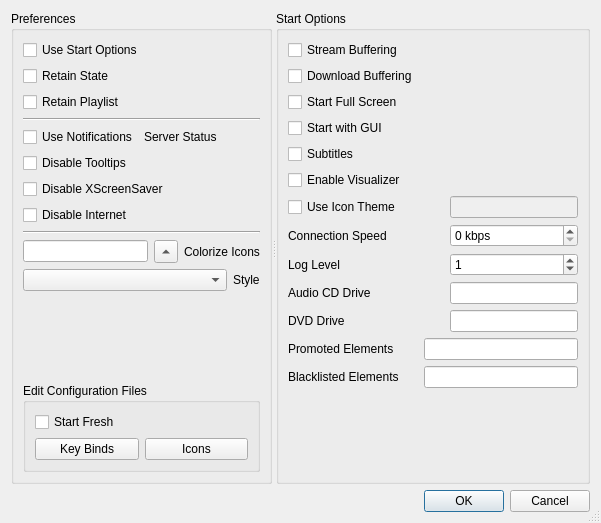
andrew-bibb/mbmp, file code/settings/ui/settings.ui: the form before one commit.
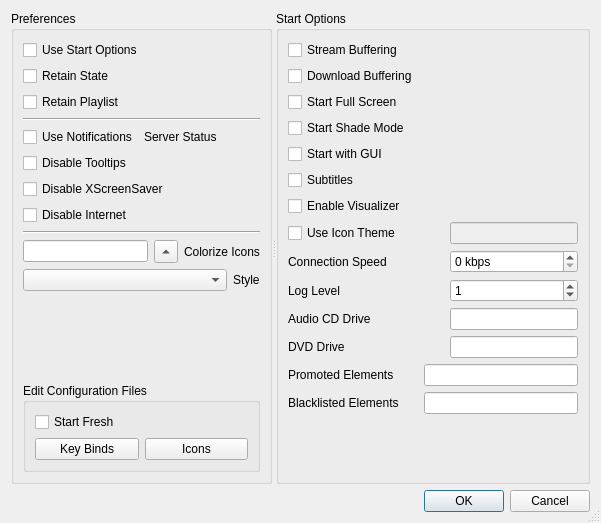
The form after the commit.

```diff
--- a/code/settings/ui/settings.ui
+++ b/code/settings/ui/settings.ui
@@ -280,7 +280,7 @@
          </property>
         </widget>
        </item>
-       <item row="15" column="2">
+       <item row="16" column="2">
         <widget class="QLineEdit" name="lineEdit_audiocd">
          <property name="enabled">
           <bool>true</bool>
@@ -306,7 +306,7 @@
          </property>
         </widget>
        </item>
-       <item row="8" column="2">
+       <item row="9" column="2">
         <widget class="QSpinBox" name="spinBox_connectionspeed">
          <property name="enabled">
           <bool>true</bool>
@@ -325,7 +325,7 @@
          </property>
         </widget>
        </item>
-       <item row="13" column="2">
+       <item row="14" column="2">
         <widget class="QSpinBox" name="spinBox_loglevel">
          <property name="enabled">
           <bool>true</bool>
@@ -341,7 +341,7 @@
          </property>
         </widget>
        </item>
-       <item row="20" column="1">
+       <item row="21" column="1">
         <spacer name="verticalSpacer_2">
          <property name="orientation">
           <enum>Qt::Vertical</enum>
@@ -354,7 +354,7 @@
          </property>
         </spacer>
        </item>
-       <item row="16" column="2">
+       <item row="17" column="2">
         <widget class="QLineEdit" name="lineEdit_dvd">
          <property name="enabled">
           <bool>true</bool>
@@ -367,7 +367,7 @@
          </property>
         </widget>
        </item>
-       <item row="13" column="0">
+       <item row="14" column="0">
         <widget class="QLabel" name="label">
          <property name="whatsThis">
           <string>&lt;html&gt;&lt;head/&gt;&lt;body&gt;&lt;p&gt;Set the log level (0-4) with higher numbers displaying more information.&lt;/p&gt;&lt;p&gt;Default value is log level = 1&lt;/p&gt;&lt;/body&gt;&lt;/html&gt;</string>
@@ -380,7 +380,7 @@
          </property>
         </widget>
        </item>
-       <item row="8" column="0" colspan="2">
+       <item row="9" column="0" colspan="2">
         <widget class="QLabel" name="label_4">
          <property name="whatsThis">
           <string>&lt;html&gt;&lt;head/&gt;&lt;body&gt;&lt;pre style=&quot; margin-top:12px; margin-bottom:12px; margin-left:0px; margin-right:0px; -qt-block-indent:0; text-indent:0px;&quot;&gt;&lt;span style=&quot; font-family:'Courier New,courier';&quot;&gt;Command Line Option: &lt;/span&gt;&lt;span style=&quot; font-family:'Courier New,courier'; font-weight:600;&quot;&gt;-c&lt;/span&gt;&lt;span style=&quot; font-family:'Courier New,courier';&quot;&gt; or &lt;/span&gt;&lt;span style=&quot; font-family:'Courier New,courier'; font-weight:600;&quot;&gt;--connection-speed&lt;/span&gt;&lt;/pre&gt;&lt;p&gt;Connection speed in kbps. Connection speed 0 means &amp;quot;unknown&amp;quot;.&lt;/p&gt;&lt;/body&gt;&lt;/html&gt;</string>
@@ -390,7 +390,7 @@
          </property>
         </widget>
        </item>
-       <item row="15" column="0">
+       <item row="16" column="0">
         <widget class="QLabel" name="label_2">
          <property name="whatsThis">
           <string>&lt;html&gt;&lt;head/&gt;&lt;body&gt;&lt;p&gt;&lt;span style=&quot; font-family:'Courier New,courier';&quot;&gt;Command Line Option: &lt;/span&gt;&lt;span style=&quot; font-family:'Courier New,courier'; font-weight:600;&quot;&gt;-C&lt;/span&gt;&lt;span style=&quot; font-family:'Courier New,courier';&quot;&gt; or &lt;/span&gt;&lt;span style=&quot; font-family:'Courier New,courier'; font-weight:600;&quot;&gt;--CD&lt;/span&gt;&lt;/p&gt;&lt;p&gt;Specify the audio cd drive. For example: &lt;span style=&quot; font-weight:600;&quot;&gt;/dev/sr0&lt;/span&gt;&lt;/p&gt;&lt;/body&gt;&lt;/html&gt;</string>
@@ -403,7 +403,7 @@
          </property>
         </widget>
        </item>
-       <item row="16" column="0">
+       <item row="17" column="0">
         <widget class="QLabel" name="label_3">
          <property name="whatsThis">
           <string>&lt;html&gt;&lt;head/&gt;&lt;body&gt;&lt;p&gt;&lt;span style=&quot; font-family:'Courier New,courier';&quot;&gt;Command Line Option: &lt;/span&gt;&lt;span style=&quot; font-family:'Courier New,courier'; font-weight:600;&quot;&gt;-D&lt;/span&gt;&lt;span style=&quot; font-family:'Courier New,courier';&quot;&gt; or &lt;/span&gt;&lt;span style=&quot; font-family:'Courier New,courier'; font-weight:600;&quot;&gt;--DVD&lt;/span&gt;&lt;/p&gt;&lt;p&gt;Specify the audio cd drive. For example: &lt;span style=&quot; font-weight:600;&quot;&gt;/dev/sr1&lt;/span&gt;&lt;/p&gt;&lt;/body&gt;&lt;/html&gt;</string>
@@ -416,7 +416,7 @@
          </property>
         </widget>
        </item>
-       <item row="19" column="0">
+       <item row="20" column="0">
         <widget class="QLabel" name="label_5">
          <property name="whatsThis">
           <string>&lt;html&gt;&lt;head/&gt;&lt;body&gt;&lt;p&gt;&lt;span style=&quot; font-family:'Courier New,courier';&quot;&gt;Command Line Option: &lt;/span&gt;&lt;span style=&quot; font-family:'Courier New,courier'; font-weight:600;&quot;&gt;--blacklist [elements]&lt;/span&gt;&lt;/p&gt;&lt;p&gt;Specify GStreamer elements to be blacklisted. Blacklisted elements will never be used to create a pipeline. Elements should be entered as a comma separated list.&lt;/p&gt;&lt;/body&gt;&lt;/html&gt;</string>
@@ -426,7 +426,7 @@
          </property>
         </widget>
        </item>
-       <item row="19" column="1" colspan="2">
+       <item row="20" column="1" colspan="2">
         <widget class="QLineEdit" name="lineEdit_blacklisted">
          <property name="enabled">
           <bool>true</bool>
@@ -439,7 +439,7 @@
          </property>
         </widget>
        </item>
-       <item row="18" column="0">
+       <item row="19" column="0">
         <widget class="QLabel" name="label_6">
          <property name="whatsThis">
           <string>&lt;html&gt;&lt;head/&gt;&lt;body&gt;&lt;p&gt;&lt;span style=&quot; font-family:'Courier New,courier';&quot;&gt;Command Line Option: &lt;/span&gt;&lt;span style=&quot; font-family:'Courier New,courier'; font-weight:600;&quot;&gt;--promote [elements]&lt;/span&gt;&lt;/p&gt;&lt;p&gt;Specify GStreamer elements to be promoted in rank. When more than one element can be used in a stream an element which has been promoted will be selected first. Elements should be entered as a comma separated list.&lt;/p&gt;&lt;/body&gt;&lt;/html&gt;</string>
@@ -449,20 +449,20 @@
          </property>
         </widget>
        </item>
-       <item row="18" column="1" colspan="2">
-        <widget class="QLineEdit" name="lineEdit_promoted">
+       <item row="6" column="0">
+        <widget class="QCheckBox" name="checkBox_visualizer">
          <property name="enabled">
           <bool>true</bool>
          </property>
          <property name="whatsThis">
           <string>&lt;html&gt;&lt;head/&gt;&lt;body&gt;&lt;p&gt;&lt;span style=&quot; font-family:'Courier New,courier';&quot;&gt;Command Line Option: &lt;/span&gt;&lt;span style=&quot; font-family:'Courier New,courier'; font-weight:600;&quot;&gt;--promote [elements]&lt;/span&gt;&lt;/p&gt;&lt;p&gt;Specify GStreamer elements to be promoted in rank. When more than one element can be used in a stream an element which has been promoted will be selected first. Elements should be entered as a comma separated list.&lt;/p&gt;&lt;/body&gt;&lt;/html&gt;</string>
          </property>
-         <property name="clearButtonEnabled">
-          <bool>true</bool>
+         <property name="text">
+          <string>Enable Visualizer</string>
          </property>
         </widget>
        </item>
-       <item row="7" column="0">
+       <item row="8" column="0">
         <widget class="QCheckBox" name="checkBox_icontheme">
          <property name="enabled">
           <bool>true</bool>
@@ -478,16 +478,16 @@
          </property>
         </widget>
        </item>
-       <item row="5" column="0">
-        <widget class="QCheckBox" name="checkBox_visualizer">
+       <item row="19" column="1" colspan="2">
+        <widget class="QLineEdit" name="lineEdit_promoted">
          <property name="enabled">
           <bool>true</bool>
          </property>
          <property name="whatsThis">
           <string>&lt;html&gt;&lt;head/&gt;&lt;body&gt;&lt;pre style=&quot; margin-top:12px; margin-bottom:12px; margin-left:0px; margin-right:0px; -qt-block-indent:0; text-indent:0px;&quot;&gt;&lt;span style=&quot; font-family:'Courier New,courier';&quot;&gt;Command Line Option: &lt;/span&gt;&lt;span style=&quot; font-family:'Courier New,courier'; font-weight:600;&quot;&gt;-V&lt;/span&gt;&lt;span style=&quot; font-family:'Courier New,courier';&quot;&gt; or &lt;/span&gt;&lt;span style=&quot; font-family:'Courier New,courier'; font-weight:600;&quot;&gt;--visualizer&lt;/span&gt;&lt;/pre&gt;&lt;p&gt;Enable a visualizer when playing audio tracks (default is no visualizer).&lt;/p&gt;&lt;/body&gt;&lt;/html&gt;</string>
          </property>
-         <property name="text">
-          <string>Enable Visualizer</string>
+         <property name="clearButtonEnabled">
+          <bool>true</bool>
          </property>
         </widget>
        </item>
@@ -501,7 +501,7 @@
          </property>
         </widget>
        </item>
-       <item row="4" column="0">
+       <item row="5" column="0">
         <widget class="QCheckBox" name="checkBox_subtitles">
          <property name="enabled">
           <bool>true</bool>
@@ -514,7 +514,7 @@
          </property>
         </widget>
        </item>
-       <item row="3" column="0">
+       <item row="4" column="0">
         <widget class="QCheckBox" name="checkBox_gui">
          <property name="whatsThis">
           <string>&lt;html&gt;&lt;head/&gt;&lt;body&gt;&lt;pre style=&quot; margin-top:12px; margin-bottom:12px; margin-left:0px; margin-right:0px; -qt-block-indent:0; text-indent:0px;&quot;&gt;&lt;span style=&quot; font-family:'Courier New,courier';&quot;&gt;Command Line Option: &lt;/span&gt;&lt;span style=&quot; font-family:'Courier New,courier'; font-weight:600;&quot;&gt;-g&lt;/span&gt;&lt;span style=&quot; font-family:'Courier New,courier';&quot;&gt; or &lt;/span&gt;&lt;span style=&quot; font-family:'Courier New,courier'; font-weight:600;&quot;&gt;--gui&lt;/span&gt;&lt;/pre&gt;&lt;p&gt;Start the player with GUI showing.&lt;/p&gt;&lt;/body&gt;&lt;/html&gt;</string>
@@ -524,7 +524,7 @@
          </property>
         </widget>
        </item>
-       <item row="7" column="2">
+       <item row="8" column="2">
         <widget class="QLineEdit" name="lineEdit_icontheme">
          <property name="enabled">
           <bool>false</bool>
@@ -537,6 +537,16 @@
          </property>
         </widget>
        </item>
+       <item row="3" column="0">
+        <widget class="QCheckBox" name="checkBox_shademode">
+         <property name="whatsThis">
+          <string>&lt;html&gt;&lt;head/&gt;&lt;body&gt;&lt;pre style=&quot; margin-top:12px; margin-bottom:12px; margin-left:0px; margin-right:0px; -qt-block-indent:0; text-indent:0px;&quot;&gt;&lt;span style=&quot; font-family:'Courier New,courier';&quot;&gt;Command Line Option: &lt;/span&gt;&lt;span style=&quot; font-family:'Courier New,courier'; font-weight:600;&quot;&gt;-s&lt;/span&gt;&lt;span style=&quot; font-family:'Courier New,courier';&quot;&gt; or &lt;/span&gt;&lt;span style=&quot; font-family:'Courier New,courier'; font-weight:600;&quot;&gt;--shademode&lt;/span&gt;&lt;/pre&gt;&lt;p&gt;Start the player in shade mode (video window hidden).&lt;/p&gt;&lt;/body&gt;&lt;/html&gt;</string>
+         </property>
+         <property name="text">
+          <string>Start Shade Mode</string>
+         </property>
+        </widget>
+       </item>
       </layout>
      </widget>
     </widget>
```
Left out of the diff: 14 changed lines with no effect on the pictures.
